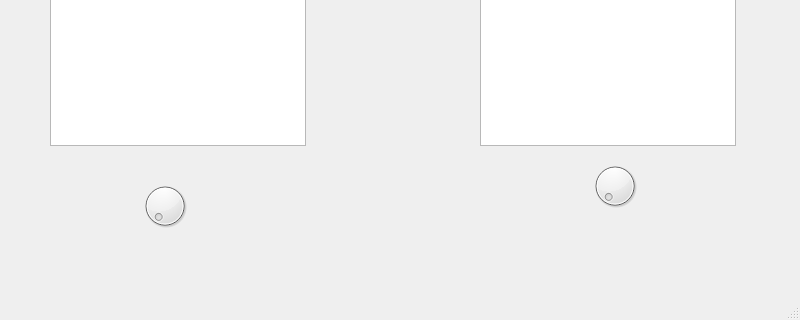
Above: TVC-GUI-UI.ui from Coasternaut/ThermalVacuumChamberGUI before the change; both pictures show x 0 to 800 and y 480 to 800 of the 800 by 800 pixel window. Below: the same form after it.
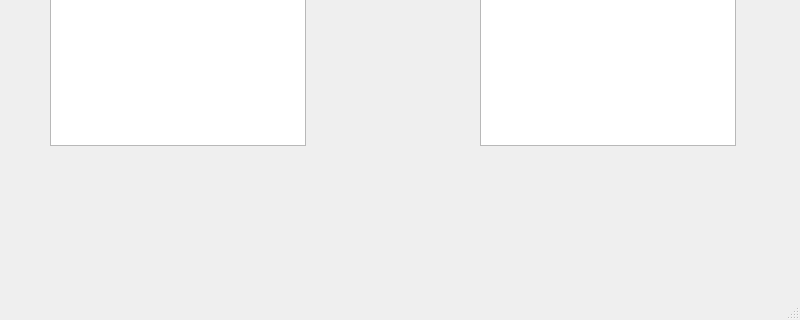
That is the form after the change. Custom widgets are drawn as their Qt base class.

Patch:
```diff
--- a/TVC-GUI-UI.ui
+++ b/TVC-GUI-UI.ui
@@ -147,50 +147,6 @@
      </rect>
     </property>
    </widget>
-   <widget class="QDial" name="presDial">
-    <property name="geometry">
-     <rect>
-      <x>140</x>
-      <y>630</y>
-      <width>50</width>
-      <height>64</height>
-     </rect>
-    </property>
-    <property name="minimum">
-     <number>1</number>
-    </property>
-    <property name="value">
-     <number>1</number>
-    </property>
-    <property name="wrapping">
-     <bool>false</bool>
-    </property>
-    <property name="notchesVisible">
-     <bool>false</bool>
-    </property>
-   </widget>
-   <widget class="QDial" name="tempDial">
-    <property name="geometry">
-     <rect>
-      <x>590</x>
-      <y>610</y>
-      <width>50</width>
-      <height>64</height>
-     </rect>
-    </property>
-    <property name="minimum">
-     <number>1</number>
-    </property>
-    <property name="value">
-     <number>1</number>
-    </property>
-    <property name="wrapping">
-     <bool>false</bool>
-    </property>
-    <property name="notchesVisible">
-     <bool>false</bool>
-    </property>
-   </widget>
    <widget class="QWidget" name="verticalLayoutWidget">
     <property name="geometry">
      <rect>
```
Left out of the diff: 2 changed lines with no effect on the pictures.
